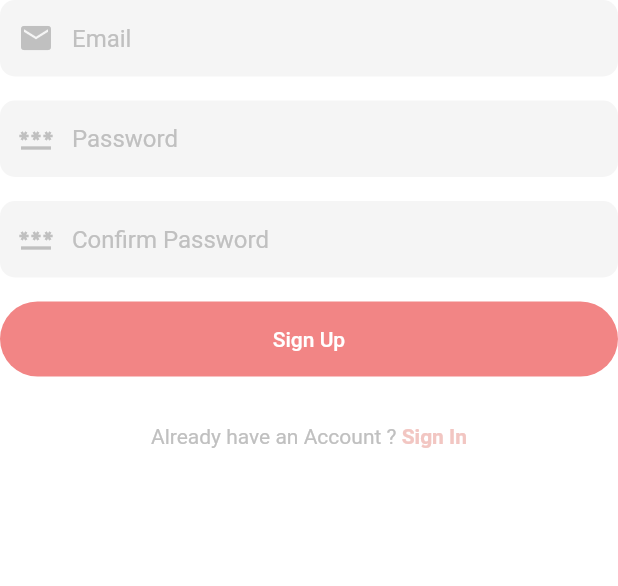
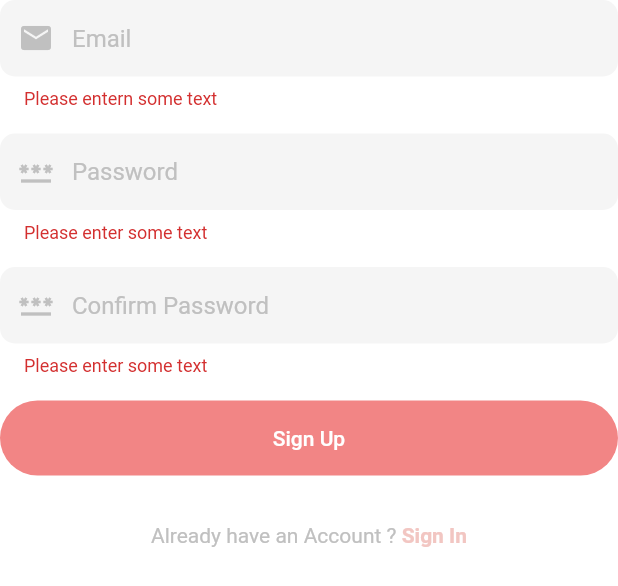
Before and after one commit to 6156-superstainsocket/match_frontend, a Flutter app: the RegisterForm widget shown alone on an empty page, opened directly, after a tap on "Sign Up", on a phone screen of 412 x 824 dp. Shown: the top 586 px of the screen. Run offline on Flutter 3.47's test engine with Material 2 defaults, Android fonts, the phone set to English and light mode, and no system bars; our stand-ins replace flutter_svg.

Commit message:
add login/register form validation

```diff
--- a/lib/src/pages/register/components/register_form.dart
+++ b/lib/src/pages/register/components/register_form.dart
@@ -3,13 +3,35 @@ import 'package:flutter/material.dart';
 import 'package:demo/constants.dart';
 import 'package:demo/src/pages/utils/have_account.dart';
 
-class RegisterForm extends StatelessWidget {
-  const RegisterForm({Key? key}) : super(key: key);
+class RegisterForm extends StatefulWidget {
+  const RegisterForm({super.key});
+
+  @override
+  State<RegisterForm> createState() => _RegisterFormState();
+}
+
+class _RegisterFormState extends State<RegisterForm> {
+  final _formKey = GlobalKey<FormState>();
+  final _email = TextEditingController();
+  final _pwd = TextEditingController();
+  final _pwdConfirm = TextEditingController();
+
+  @override
+  void dispose() {
+    _email.dispose();
+    _pwd.dispose();
+    _pwdConfirm.dispose();
+    super.dispose();
+  }
 
   @override
   Widget build(BuildContext context) {
-    return Form(child: Column(children: [
+    return Form(
+        key: _formKey,
+        child: Column(
+          children: [
             TextFormField(
+              controller: _email,
               keyboardType: TextInputType.emailAddress,
               textInputAction: TextInputAction.next,
               cursorColor: pinkColor,
@@ -18,9 +40,16 @@ class RegisterForm extends StatelessWidget {
                 hintText: "Email",
                 prefixIcon: Icon(Icons.email),
               ),
+              validator: (value) {
+                if (value == null || value.isEmpty) {
+                  return 'Please entern some text';
+                }
+                return null;
+              },
             ),
             const SizedBox(height: defaultPadding),
             TextFormField(
+              controller: _pwd,
               textInputAction: TextInputAction.next,
               obscureText: true,
               cursorColor: pinkHeavyColor,
@@ -29,9 +58,16 @@ class RegisterForm extends StatelessWidget {
                 hintText: "Password",
                 prefixIcon: Icon(Icons.password),
               ),
+              validator: (value) {
+                if (value == null || value.isEmpty) {
+                  return 'Please enter some text';
+                }
+                return null;
+              },
             ),
             const SizedBox(height: defaultPadding),
             TextFormField(
+              controller: _pwdConfirm,
               textInputAction: TextInputAction.done,
               obscureText: true,
               cursorColor: pinkHeavyColor,
@@ -40,6 +76,14 @@ class RegisterForm extends StatelessWidget {
                 hintText: "Confirm Password",
                 prefixIcon: Icon(Icons.password),
               ),
+              validator: (value) {
+                if (value == null || value.isEmpty) {
+                  return 'Please enter some text';
+                } else if (value != _pwd.text) {
+                  return 'Inconsistent password';
+                }
+                return null;
+              },
             ),
             Padding(
               padding: const EdgeInsets.symmetric(vertical: defaultPadding),
@@ -47,9 +91,15 @@ class RegisterForm extends StatelessWidget {
                 onPressed: () {
                   // Validate will return true if the form is valid, or false if
                   // the form is invalid.
-            // if (_formKey.currentState!.validate()) {
-            //   // Process data.
-            // }
+                  if (_formKey.currentState!.validate()) {
+                    // TODO: Process data.
+                    ScaffoldMessenger.of(context).showSnackBar(
+                      const SnackBar(content: Text('Processing Data')),
+                    );
+                    // debugPrint('email: ${_email.text}');
+                    // debugPrint('pwd: ${_pwd.text}');
+                    // debugPrint('pwd: ${_pwdConfirm.text}');
+                  }
                 },
                 child: const Text('Sign Up'),
               ),
@@ -67,6 +117,7 @@ class RegisterForm extends StatelessWidget {
                     ),
                   );
                 })
-    ],));
+          ],
+        ));
   }
 }
```
Also changed, not shown: lib/src/pages/login/components/login_form.dart (+46 -7 lines). Lines whose indentation alone changed are shown as unchanged.
